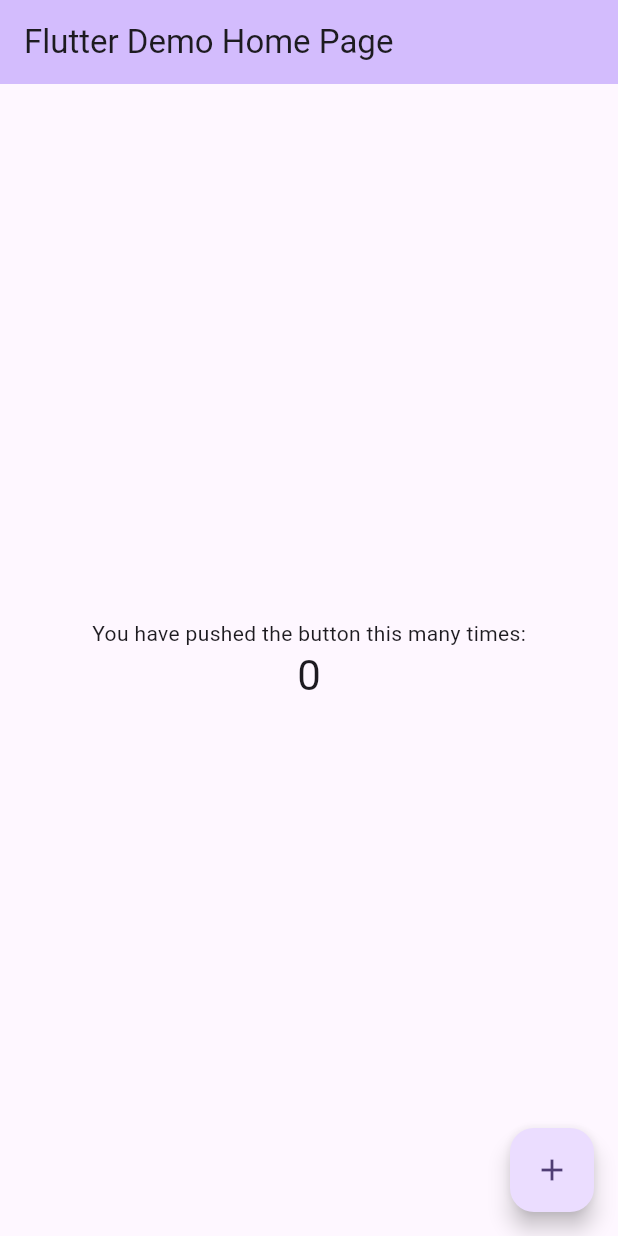
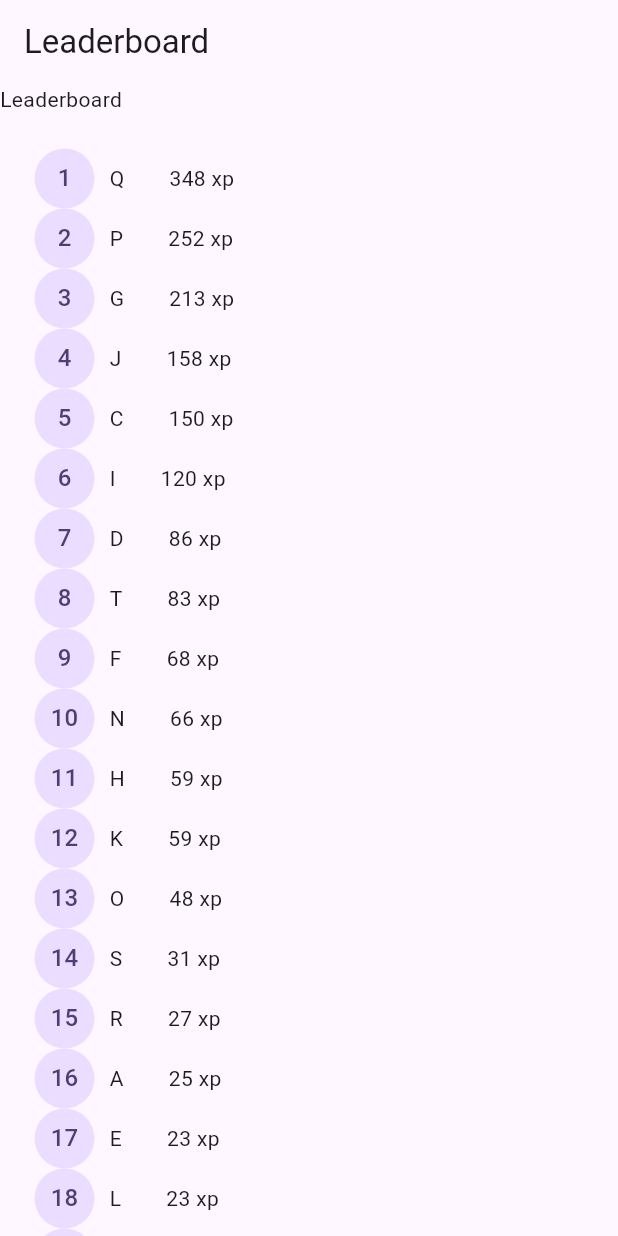
Before and after one commit to LegendaryArk/Mentorful, a Flutter app: the screen it shows after launch, on a phone screen of 412 x 824 dp. Run offline on Flutter 3.47's test engine with Material 3 defaults, Android fonts, the phone set to English and light mode, and no system bars.

Commit message:
Leaderboard done, make pretty later

```diff
--- a/lib/main.dart
+++ b/lib/main.dart
@@ -1,4 +1,5 @@
 import 'package:flutter/material.dart';
+import 'package:mentorful/screens/leaderboard.dart';
 
 void main() {
   runApp(const MyApp());
@@ -30,7 +31,8 @@
         // tested with just a hot reload.
         colorScheme: ColorScheme.fromSeed(seedColor: Colors.deepPurple),
       ),
-      home: const MyHomePage(title: 'Flutter Demo Home Page'),
+      // home: const MyHomePage(title: 'Flutter Demo Home Page'),
+      home: Leaderboard(),
     );
   }
 }
--- /dev/null
+++ b/lib/screens/leaderboard.dart
@@ -0,0 +1,84 @@
+import 'package:flutter/cupertino.dart';
+import 'package:flutter/material.dart';
+
+import '../util/user.dart';
+
+class Leaderboard extends StatefulWidget {
+  Leaderboard({super.key});
+
+  @override
+  State<Leaderboard> createState() => _LeaderboardState();
+}
+
+class _LeaderboardState extends State<Leaderboard> {
+  late ScrollController _scrollController;
+
+  late List<User> rankings;
+
+  @override
+  void initState() {
+    super.initState();
+
+    _scrollController = ScrollController();
+
+    rankings = [
+      User(uid: 0, name: "A", xp: 25),
+      User(uid: 1, name: "B", xp: 15),
+      User(uid: 2, name: "C", xp: 150),
+      User(uid: 3, name: "D", xp: 86),
+      User(uid: 4, name: "E", xp: 23),
+      User(uid: 5, name: "F", xp: 68),
+      User(uid: 6, name: "G", xp: 213),
+      User(uid: 7, name: "H", xp: 59),
+      User(uid: 8, name: "I", xp: 120),
+      User(uid: 9, name: "J", xp: 158),
+      User(uid: 10, name: "K", xp: 59),
+      User(uid: 11, name: "L", xp: 23),
+      User(uid: 12, name: "M", xp: 2),
+      User(uid: 13, name: "N", xp: 66),
+      User(uid: 14, name: "O", xp: 48),
+      User(uid: 15, name: "P", xp: 252),
+      User(uid: 16, name: "Q", xp: 348),
+      User(uid: 17, name: "R", xp: 27),
+      User(uid: 18, name: "S", xp: 31),
+      User(uid: 19, name: "T", xp: 83),
+    ];
+
+    rankings.sort((a, b) {
+      return b.xp - a.xp;
+    });
+  }
+
+  @override
+  Widget build(BuildContext context) {
+    return Scaffold(
+      appBar: AppBar(title: Text("Leaderboard")),
+      body: CustomScrollView(
+        controller: _scrollController,
+        slivers: [
+          const SliverToBoxAdapter(child: Text("Leaderboard")),
+          SliverToBoxAdapter(
+            child: Container(
+              padding: const EdgeInsets.all(23),
+              height: 1000,
+              child: ListView(
+                scrollDirection: Axis.vertical,
+                children: List<Widget>.generate(20, (int index) {
+                  return Row(
+                      children: [
+                        CircleAvatar(child: Text("${index + 1}")),
+                        SizedBox(width: 10),
+                        Text(rankings[index].name),
+                        SizedBox(width: 30),
+                        Text("${rankings[index].xp} xp")
+                      ]
+                    );
+                }),
+              )
+            )
+          )
+        ]
+      )
+    );
+  }
+}
--- /dev/null
+++ b/lib/util/user.dart
@@ -0,0 +1,11 @@
+class User {
+  int uid;
+  String name;
+  int xp;
+
+  User({
+    required this.uid,
+    required this.name,
+    required this.xp
+  });
+}
```
